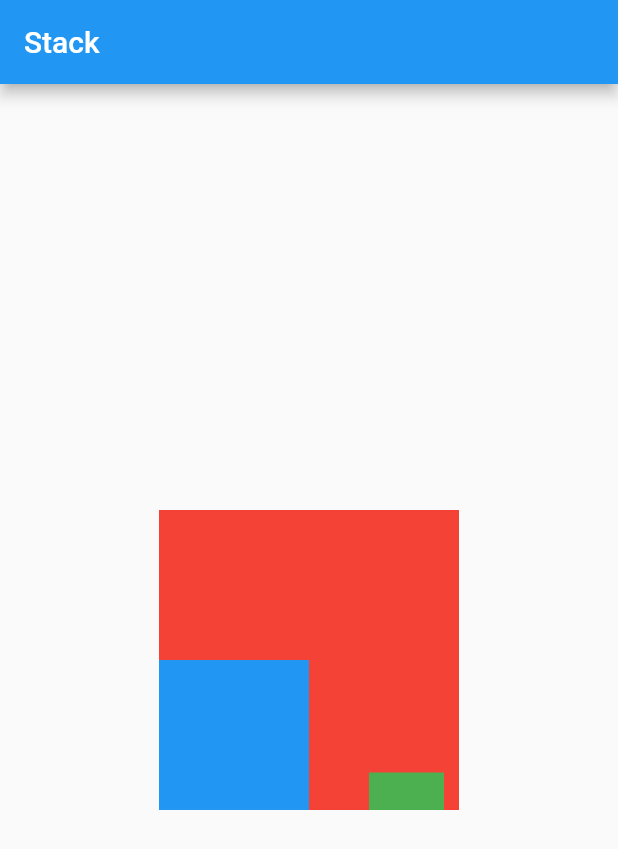
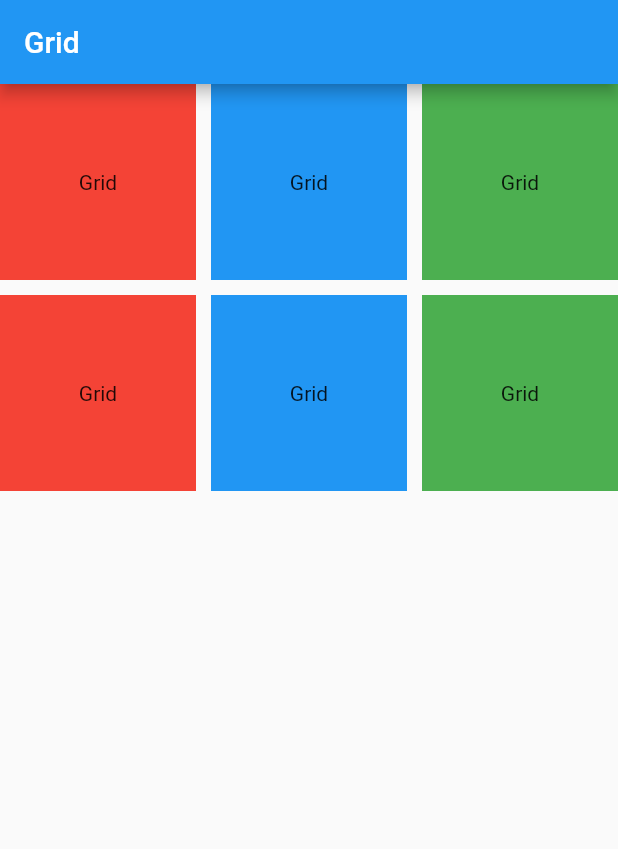
Before and after one commit to marufkhan09/widgets02, a Flutter app: the screen it shows after launch, on a phone screen of 412 x 824 dp. Shown: the top 849 px of the screen. Run offline on Flutter 3.47's test engine with Material 2 defaults, Android fonts, the phone set to English and light mode, and no system bars.

Commit message:
GridView.Count implemented

```diff
--- a/lib/main.dart
+++ b/lib/main.dart
@@ -5,52 +5,90 @@ void main() {
     title: 'Stack',
     home: Scaffold(
       appBar: AppBar(
-        title: Text('Stack'),
+        title: Text('Grid'),
       ),
       body: Home(),
     ),
-
   ));
 }
+
 class Home extends StatelessWidget {
   const Home({Key? key}) : super(key: key);
 
   @override
   Widget build(BuildContext context) {
-    return Center(
-      child: Stack(
-        //used clipBehavior Clip.none instead of overflow.visible which is deprecated
-        clipBehavior: Clip.hardEdge,
-        // mainAxisAlignment: MainAxisAlignment.center,
-        //alignment: Alignment.center,
+    return GridView.count(
+      crossAxisCount: 3,
+      mainAxisSpacing: 10,
+      crossAxisSpacing: 10,
       children: [
         Container(
-            width: 200,
-            height: 200,
           color: Colors.red,
+          child: Text('Grid'),
+          alignment: Alignment.center,
         ),
-          Positioned(
-            bottom: 0,
-            left: 0,
-            child: Container(
-
-              width: 100,
-              height: 100,
+        Container(
           color: Colors.blue,
+          child: Text('Grid'),
+          alignment: Alignment.center,
         ),
+        Container(
+          color: Colors.green,
+          child: Text('Grid'),
+          alignment: Alignment.center,
         ),
-          Positioned(
-            bottom: -25,
-            right: 10,
-            child: Container(
-              width: 50,
-              height: 50,
+        Container(
+          color: Colors.red,
+          child: Text('Grid'),
+          alignment: Alignment.center,
+        ),
+        Container(
+          color: Colors.blue,
+          child: Text('Grid'),
+          alignment: Alignment.center,
+        ),
+        Container(
           color: Colors.green,
-            ),
+          child: Text('Grid'),
+          alignment: Alignment.center,
         ),
       ],
-      ),
-
     );
   }
 }
+
+//  return Center(
+//       child: Stack(
+//         //used clipBehavior Clip.none instead of overflow.visible which is deprecated
+//         clipBehavior: Clip.hardEdge,
+//         // mainAxisAlignment: MainAxisAlignment.center,
+//         //alignment: Alignment.center,
+//         children: [
+//           Container(
+//             width: 200,
+//             height: 200,
+//             color: Colors.red,
+//           ),
+//           Positioned(
+//             bottom: 0,
+//             left: 0,
+//             child: Container(
+//
+//               width: 100,
+//               height: 100,
+//               color: Colors.blue,
+//             ),
+//           ),
+//           Positioned(
+//             bottom: -25,
+//             right: 10,
+//             child: Container(
+//               width: 50,
+//               height: 50,
+//               color: Colors.green,
+//             ),
+//           ),
+//         ],
+//       ),
+//
+//     );
```
Also changed, not shown: 1 other file. Lines whose indentation alone changed are shown as unchanged.
